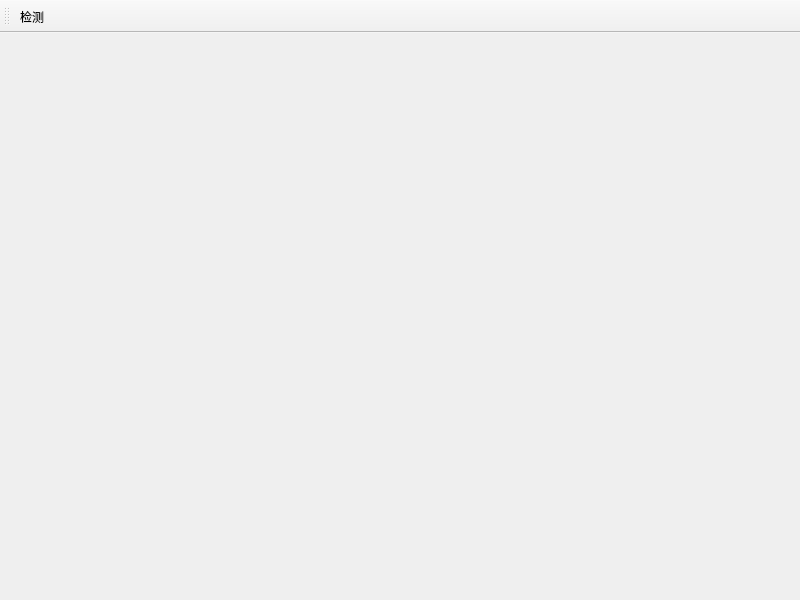
GodricG/DetectionLive, file mainwindow.ui: the form before one commit.
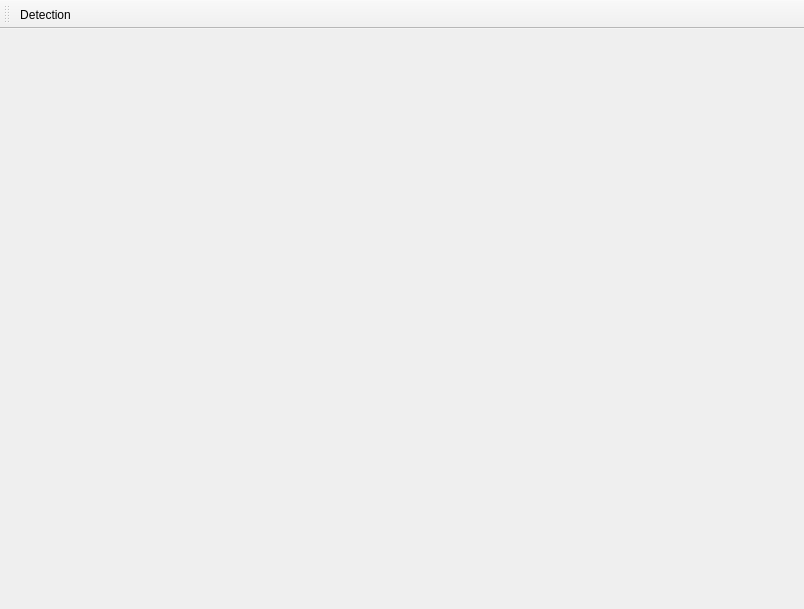
The form after the commit.

What changed in the file:
```diff
--- a/mainwindow.ui
+++ b/mainwindow.ui
@@ -6,8 +6,8 @@
    <rect>
     <x>0</x>
     <y>0</y>
-    <width>800</width>
-    <height>600</height>
+    <width>804</width>
+    <height>609</height>
    </rect>
   </property>
   <property name="windowTitle">
@@ -34,7 +34,10 @@
   </widget>
   <action name="actionDetection">
    <property name="text">
-    <string>检测</string>
+    <string>Detection</string>
+   </property>
+   <property name="shortcut">
+    <string>Ctrl+D</string>
    </property>
   </action>
  </widget>
```
Left out of the diff: 4 changed lines with no effect on the pictures.
